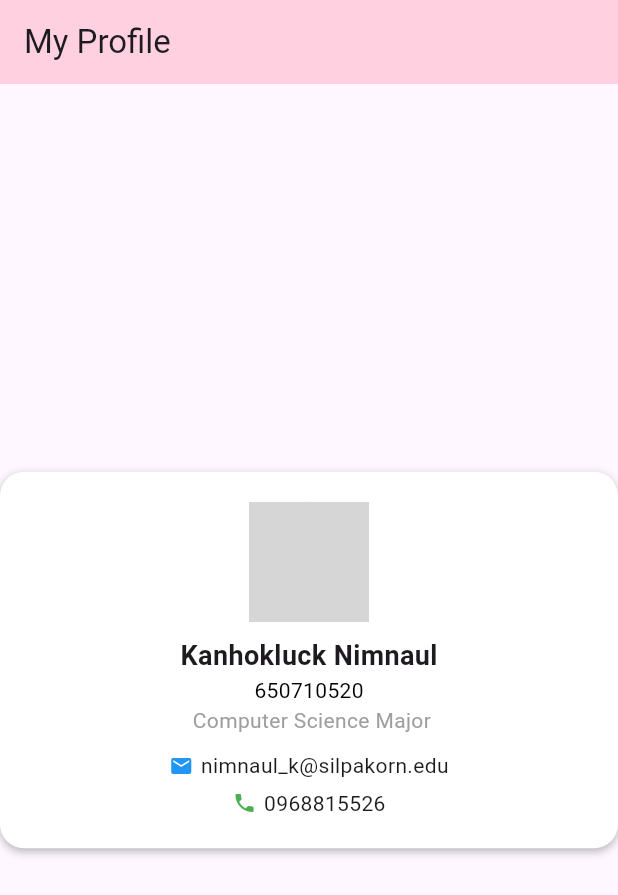
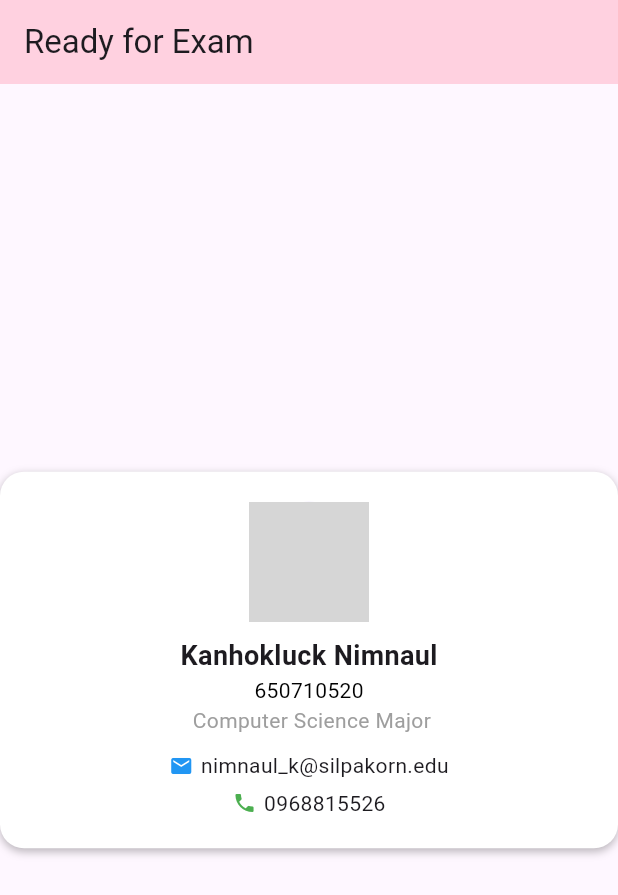
Before and after one commit to SandyKnluck/final_exam_650710520, a Flutter app: the screen it shows after launch, on a phone screen of 412 x 824 dp. Shown: the top 895 px of the screen. Run offline on Flutter 3.47's test engine with Material 3 defaults, Android fonts, the phone set to English and light mode, and no system bars; grey boxes are pictures that could not be loaded.

Commit message:
ready_for_exam

```diff
--- a/lib/introduce_myself/profile_card.dart
+++ b/lib/introduce_myself/profile_card.dart
@@ -7,7 +7,7 @@ class ProfileCard extends StatelessWidget {
   Widget build(BuildContext context) {
     return Scaffold(
         appBar: AppBar(
-          title: const Text("My Profile"),
+          title: const Text("Ready for Exam"),
           backgroundColor: const Color.fromARGB(255, 255, 209, 224),
         ),
         body: Center(
@@ -27,10 +27,10 @@ class ProfileCard extends StatelessWidget {
           child: const Column(
             mainAxisSize: MainAxisSize.min,
             children: [
-             CircleAvatar(
+              CircleAvatar(
+                backgroundImage: AssetImage('5670.PNG'),
                 radius: 40,
-                backgroundImage: NetworkImage(
-                    'https://static1.cbrimages.com/wordpress/wp-content/uploads/2022/12/anya-forger-heh.jpg'),
+                //backgroundImage: NetworkImage('https://static1.cbrimages.com/wordpress/wp-content/uploads/2022/12/anya-forger-heh.jpg'),
               ),
               SizedBox(height: 10),
               Text(
--- a/pubspec.yaml
+++ b/pubspec.yaml
@@ -60,7 +60,7 @@ flutter:
 
   # To add assets to your application, add an assets section, like this:
   assets:
-      - assets/sleepy.png
+      - assets/
   #   - images/a_dot_burr.jpeg
   #   - images/a_dot_ham.jpeg
 
```
Also changed, not shown: assets/image.png (added), 1 other file.
